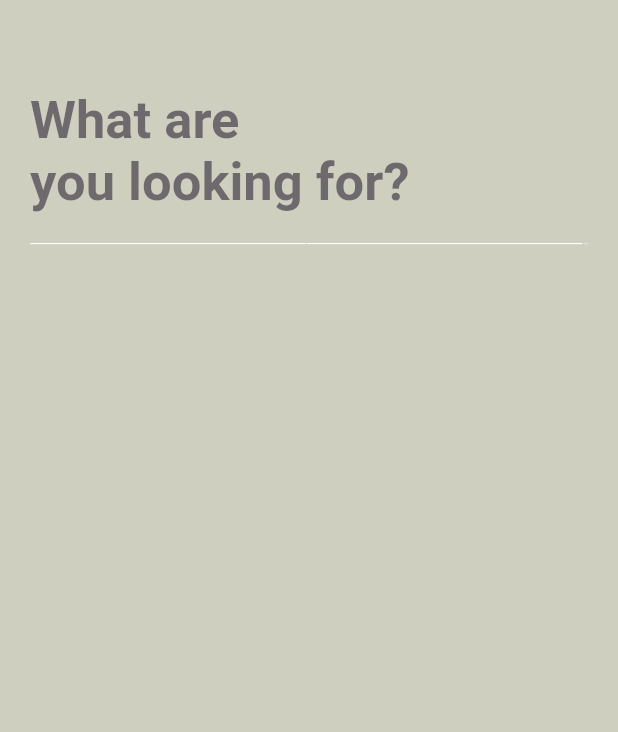
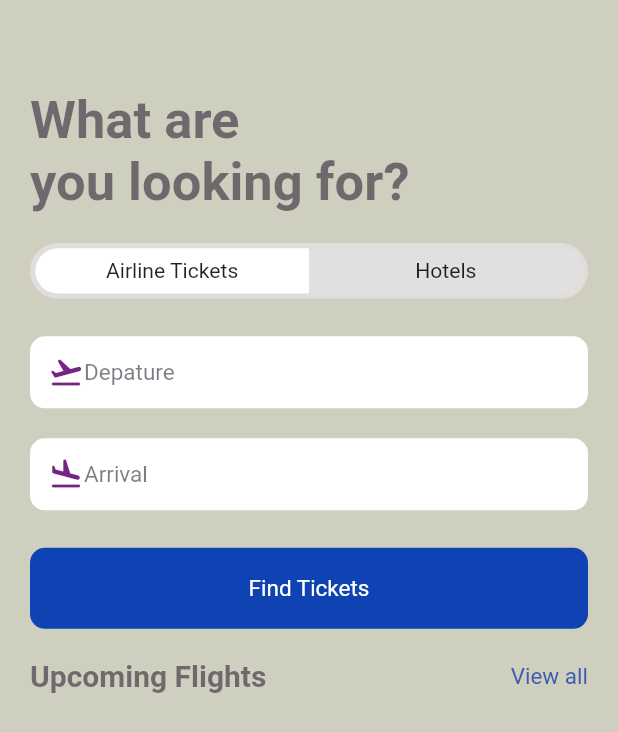
Before and after one commit to picasso653/booking_tickets_app, a Flutter app: the SearchScreen screen opened directly, on a phone screen of 412 x 824 dp. Shown: the top 732 px of the screen. Run offline on Flutter 3.47's test engine with Material 2 defaults, Android fonts, the phone set to English and light mode, and no system bars; our stand-ins replace fluentui_icons, get.

Commit message:
almost done with the search screen

```diff
--- a/lib/screens/Search_Screen.dart
+++ b/lib/screens/Search_Screen.dart
@@ -1,9 +1,11 @@
+// ignore: file_names
+// ignore: file_names
 import 'package:booking_tickets_app/utils/app_styles.dart';
+import 'package:booking_tickets_app/widgets/icon_text_widgets.dart';
 import 'package:flutter/material.dart';
-import 'package:flutter/src/widgets/container.dart';
-import 'package:flutter/src/widgets/framework.dart';
 
 import '../utils/app_layouts.dart';
+import '../widgets/double_text_widgets.dart';
 
 class SearchScreen extends StatelessWidget {
   const SearchScreen({super.key});
@@ -19,7 +21,7 @@ class SearchScreen extends StatelessWidget {
           Text('What are \nyou looking for?', style: Styles.headlineText1.copyWith(fontSize: AppLayout.getHeight(35)),),
           SizedBox(height: AppLayout.getHeight(20),),
           FittedBox(
-            child:           Container(
+            child:Container(
             decoration: BoxDecoration(
               borderRadius: BorderRadius.circular(AppLayout.getHeight(50),
               ),
@@ -28,7 +30,7 @@ class SearchScreen extends StatelessWidget {
               child: Row(
                 children: [
                   Container(
-                    width: MediaQuery.of(context).size.width*44,
+                    width: MediaQuery.of(context).size.width*.44,
                     padding: EdgeInsets.symmetric(vertical: AppLayout.getHeight(7)),
                     decoration: BoxDecoration(
               borderRadius: BorderRadius.horizontal( left: Radius.circular(AppLayout.getHeight(50)),
@@ -40,16 +42,34 @@ class SearchScreen extends StatelessWidget {
                     width: MediaQuery.of(context).size.width*.44,
                     padding: EdgeInsets.symmetric(vertical: AppLayout.getHeight(7)),
                     decoration: BoxDecoration(
-              borderRadius: BorderRadius.horizontal( left: Radius.circular(AppLayout.getHeight(50)),
+              borderRadius: BorderRadius.horizontal( right: Radius.circular(AppLayout.getHeight(50)),
               ),
               color: Colors.grey.shade300),
-              child: const Text('Hotels'),
+              child: const Center(child: Text('Hotels'),),
                   )
                 ],
               ),
-          )
-,
-          )
+          ) ,),
+          SizedBox(height: AppLayout.getHeight(25),),
+          const AppIconText(icon: Icons.flight_takeoff_rounded, text: 'Depature'),
+          SizedBox(height: AppLayout.getHeight(20),),
+          const AppIconText(icon: Icons.flight_land_rounded, text: 'Arrival'),
+          SizedBox(height: AppLayout.getHeight(25),),
+          Container(
+      decoration: BoxDecoration(
+          borderRadius: BorderRadius.circular(AppLayout.getWidth(10)),
+          color: const Color.fromARGB(255, 15, 67, 179)),
+      padding: EdgeInsets.symmetric(
+          vertical: AppLayout.getHeight(18),
+          horizontal: AppLayout.getWidth(15)),
+      child:
+
+          Center(
+            child: Text('Find Tickets',style: Styles.textStyle.copyWith(color: Colors.white),),
+            )
+        ),
+          SizedBox(height: AppLayout.getHeight(20),),
+          const DoubleText(bigText: "Upcoming Flights", smallText: "View all")
         ],
       ),
     );
--- a/lib/screens/home_screen.dart
+++ b/lib/screens/home_screen.dart
@@ -2,6 +2,7 @@ import 'package:booking_tickets_app/screens/hotel_screen.dart';
 import 'package:booking_tickets_app/screens/ticket_view.dart';
 import 'package:booking_tickets_app/utils/app_info.dart';
 import 'package:booking_tickets_app/utils/app_styles.dart';
+import 'package:booking_tickets_app/widgets/double_text_widgets.dart';
 import 'package:fluentui_icons/fluentui_icons.dart';
 import 'package:flutter/material.dart';
 
@@ -11,6 +12,7 @@ class HomeScreen extends StatelessWidget {
   @override
   Widget build(BuildContext context) {
     return Scaffold(
+      backgroundColor: Styles.backgroundcolor,
       body: ListView(
         children: [
           Column(
@@ -65,17 +67,7 @@ class HomeScreen extends StatelessWidget {
                     ),
                   ),
                   const SizedBox(height: 20,),
-                  Row(
-                    mainAxisAlignment: MainAxisAlignment.spaceBetween,
-                    children: [ Text("Upcoming Flights", style: Styles.headlineText2,),
-                    InkWell(
-                      child:
-                      Text("View all", style: Styles.textStyle.copyWith(color: primary),
-                      ),
-                      ),
-
-                    ],
-                  )
+                  const DoubleText(bigText: "Upcoming Flights", smallText: "View all")
                   ]),
               ),
               const SizedBox(height: 15,),
@@ -88,17 +80,7 @@ class HomeScreen extends StatelessWidget {
               ),
               Container(
                 padding: const EdgeInsets.symmetric(horizontal: 20),
-                child: Row(
-                    mainAxisAlignment: MainAxisAlignment.spaceBetween,
-                    children: [ Text("Hotels", style: Styles.headlineText2,),
-                    InkWell(
-                      child:
-                      Text("View all", style: Styles.textStyle.copyWith(color: primary),
-                      ),
-                      ),
-
-                    ],
-                  ),
+                child: const DoubleText(bigText: "Hotels", smallText: "View all")
               ),
               const SizedBox(height: 15,),
               SingleChildScrollView(
--- /dev/null
+++ b/lib/widgets/double_text_widgets.dart
@@ -0,0 +1,27 @@
+import 'package:flutter/material.dart';
+import '../utils/app_styles.dart';
+
+class DoubleText extends StatelessWidget {
+  final String bigText;
+  final String smallText;
+  const DoubleText({super.key, required this.bigText, required this.smallText});
+
+  @override
+  Widget build(BuildContext context) {
+    return Row(
+      mainAxisAlignment: MainAxisAlignment.spaceBetween,
+      children: [
+        Text(
+          bigText,
+          style: Styles.headlineText2,
+        ),
+        InkWell(
+          child: Text(
+            smallText,
+            style: Styles.textStyle.copyWith(color: primary),
+          ),
+        ),
+      ],
+    );
+  }
+}
--- /dev/null
+++ b/lib/widgets/icon_text_widgets.dart
@@ -0,0 +1,36 @@
+import 'package:flutter/material.dart';
+import '../utils/app_layouts.dart';
+import '../utils/app_styles.dart';
+
+class AppIconText extends StatelessWidget {
+  final IconData icon;
+  final String text;
+  const AppIconText({super.key, required this.icon, required this.text});
+
+  @override
+  Widget build(BuildContext context) {
+    return Container(
+      decoration: BoxDecoration(
+          borderRadius: BorderRadius.circular(AppLayout.getWidth(10)),
+          color: Colors.white),
+      padding: EdgeInsets.symmetric(
+          vertical: AppLayout.getHeight(12),
+          horizontal: AppLayout.getWidth(12)),
+      child: Row(
+        children: [
+           Icon(
+            icon,
+            color: const Color.fromARGB(255, 117, 36, 131),
+          ),
+          SizedBox(
+            height: AppLayout.getWidth(10),
+          ),
+          Text(
+            text,
+            style: Styles.textStyle,
+          )
+        ],
+      ),
+    );
+  }
+}
```
